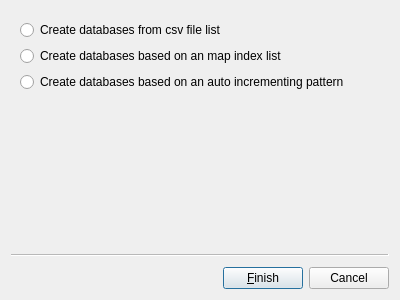
First picture: the form in DbTools/BatchDbCreator/batchDbCreator.ui, repository dsgoficial/DsgTools, before the edit.
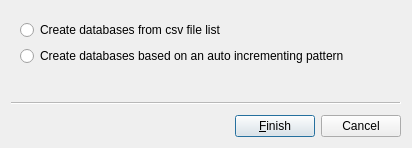
Second picture: the form after the edit.

The edit to the form file:
```diff
--- a/DbTools/BatchDbCreator/batchDbCreator.ui
+++ b/DbTools/BatchDbCreator/batchDbCreator.ui
@@ -6,8 +6,8 @@
    <rect>
     <x>0</x>
     <y>0</y>
-    <width>400</width>
-    <height>300</height>
+    <width>412</width>
+    <height>148</height>
    </rect>
   </property>
   <property name="font">
@@ -26,7 +26,7 @@
   </property>
   <widget class="QWizardPage" name="wizardPage1">
    <layout class="QGridLayout" name="gridLayout">
-    <item row="2" column="0">
+    <item row="1" column="0">
      <widget class="QRadioButton" name="patternRadioButton">
       <property name="text">
        <string>Create databases based on an auto incrementing pattern</string>
@@ -40,13 +40,6 @@
       </property>
      </widget>
     </item>
-    <item row="1" column="0">
-     <widget class="QRadioButton" name="miListRadioButton">
-      <property name="text">
-       <string>Create databases based on an map index list</string>
-      </property>
-     </widget>
-    </item>
    </layout>
   </widget>
  </widget>
```
